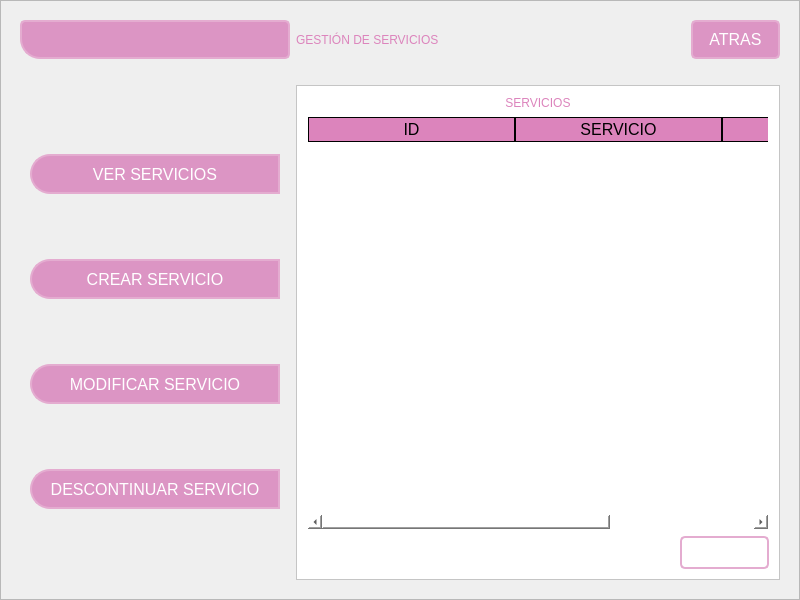
Qt form GUI/sub_ventanas/ui/GestionServicios.ui (C-Sebastian-M/GLAM_MAKEUP_STORE) before a commit.
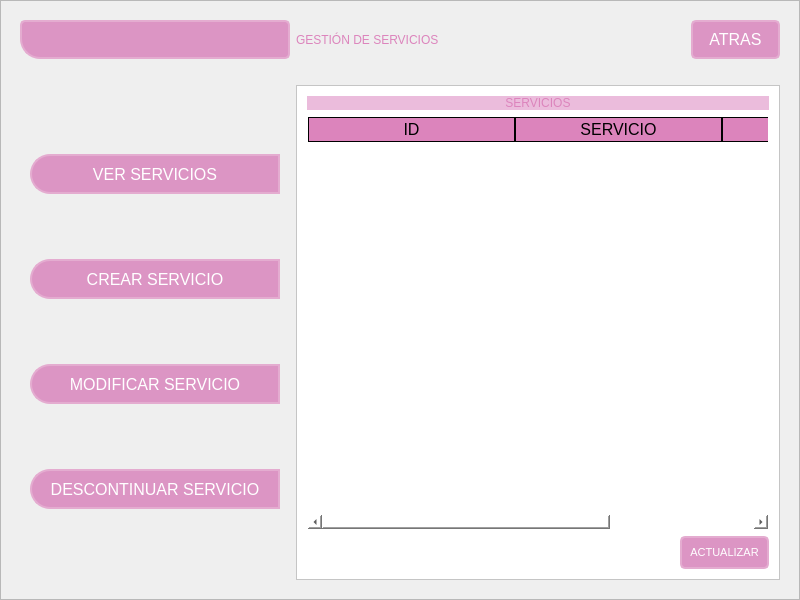
The same form after that commit. Icons and pictures are not drawn.

Commit message: cambios ui gestios servicios

What changed in the file:
```diff
--- a/GUI/sub_ventanas/ui/GestionServicios.ui
+++ b/GUI/sub_ventanas/ui/GestionServicios.ui
@@ -472,7 +472,7 @@
              <item>
               <widget class="QStackedWidget" name="stackedWidget">
                <property name="styleSheet">
-                <string notr="true">background-color: transparent;</string>
+                <string notr="true"/>
                </property>
                <property name="currentIndex">
                 <number>0</number>
```
The commit also changes 1 other file.
